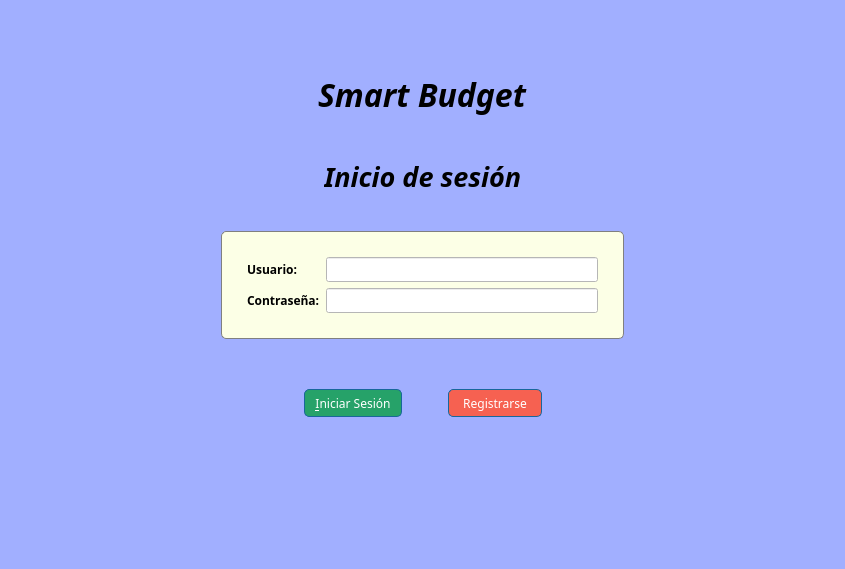
The window that iniciodesesion.ui (JuanFraDev/ProyectoFinal_POO) describes before a commit, drawn with Qt 5.
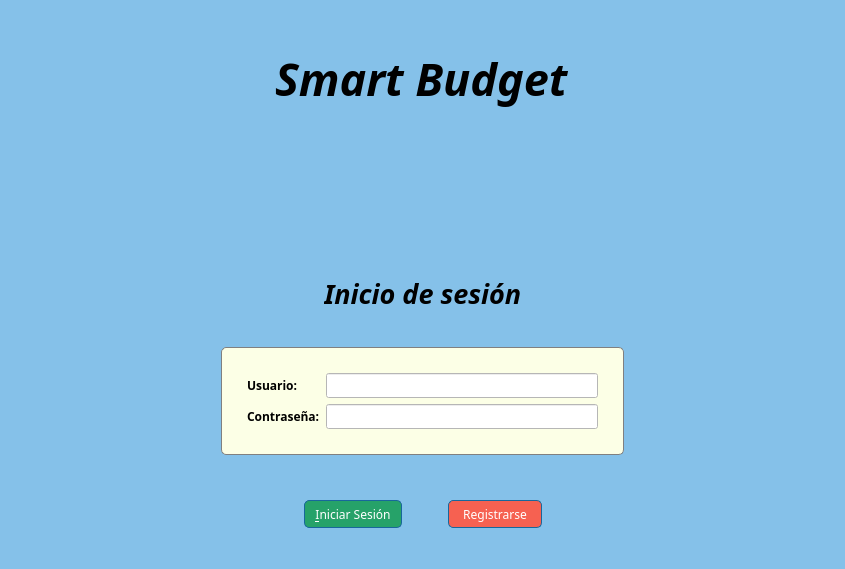
The same window after the commit. Icons and pictures are not drawn.

```diff
--- a/iniciodesesion.ui
+++ b/iniciodesesion.ui
@@ -14,7 +14,7 @@
    <string>Dialog</string>
   </property>
   <property name="styleSheet">
-   <string notr="true">background-color: rgb(161, 175, 255);</string>
+   <string notr="true">background-color: rgb(133, 193, 233 );</string>
   </property>
   <layout class="QVBoxLayout" name="verticalLayout">
    <item>
@@ -28,7 +28,7 @@
      <property name="sizeHint" stdset="0">
       <size>
        <width>20</width>
-       <height>52</height>
+       <height>27</height>
       </size>
      </property>
     </spacer>
@@ -54,7 +54,7 @@
         <property name="font">
          <font>
           <family>Lucida Bright</family>
-          <pointsize>24</pointsize>
+          <pointsize>34</pointsize>
           <italic>true</italic>
           <bold>true</bold>
          </font>
@@ -80,6 +80,34 @@
      </layout>
     </widget>
    </item>
+   <item>
+    <widget class="QWidget" name="widget_3" native="true">
+     <layout class="QHBoxLayout" name="horizontalLayout_3">
+      <item>
+       <widget class="QLabel" name="label_3">
+        <property name="minimumSize">
+         <size>
+          <width>100</width>
+          <height>100</height>
+         </size>
+        </property>
+        <property name="maximumSize">
+         <size>
+          <width>100</width>
+          <height>100</height>
+         </size>
+        </property>
+        <property name="styleSheet">
+         <string notr="true">border-image: url(:/recursos/usuario.png);</string>
+        </property>
+        <property name="text">
+         <string/>
+        </property>
+       </widget>
+      </item>
+     </layout>
+    </widget>
+   </item>
    <item>
     <spacer name="verticalSpacer_4">
      <property name="orientation">
@@ -287,10 +315,13 @@
      <property name="orientation">
       <enum>Qt::Vertical</enum>
      </property>
+     <property name="sizeType">
+      <enum>QSizePolicy::Fixed</enum>
+     </property>
      <property name="sizeHint" stdset="0">
       <size>
-       <width>22</width>
-       <height>83</height>
+       <width>28</width>
+       <height>39</height>
       </size>
      </property>
     </spacer>
```
